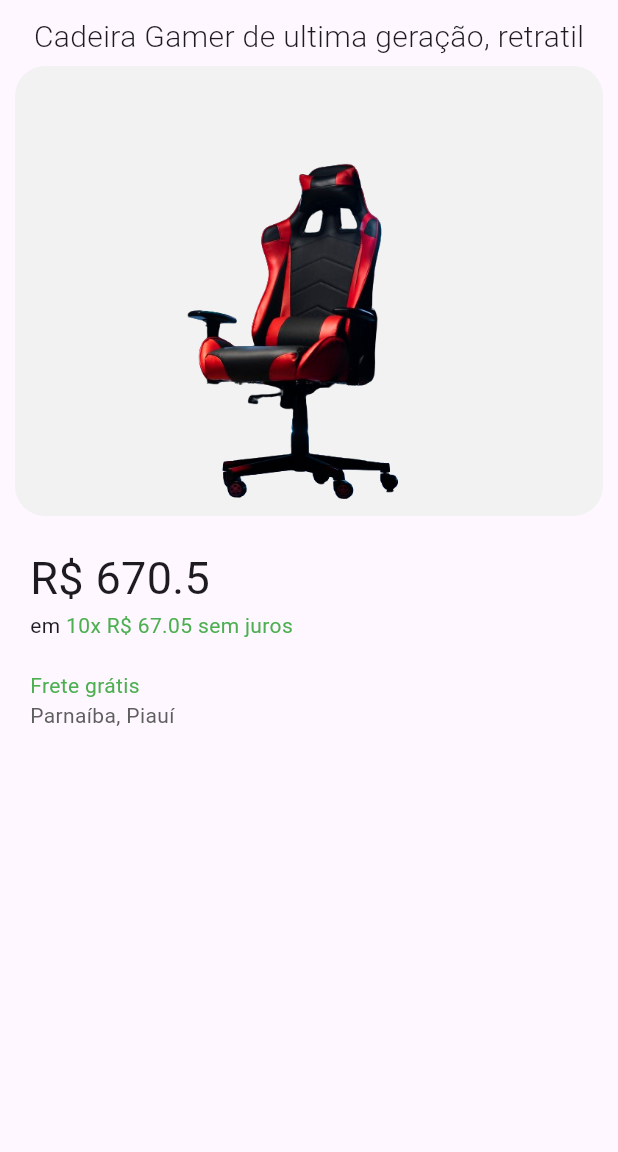
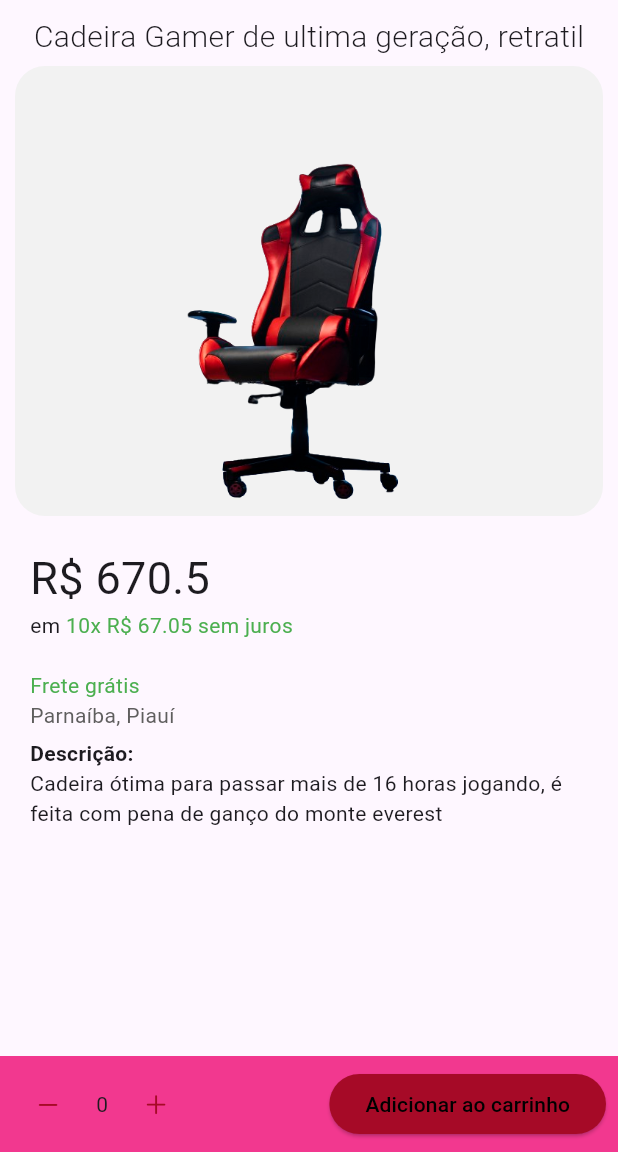
Before and after one commit to Johnl8n/Catalogo, a Flutter app: the screen it shows after launch, after a tap on "Cadeira Gamer de ultima geração, retrati", on a phone screen of 412 x 824 dp, the part 84-1236 px from its top. Run offline on Flutter 3.47's test engine with Material 3 defaults, Android fonts, the phone set to English and light mode, and no system bars.

Commit message:
carrinho

```diff
--- a/lib/views/homePage.dart
+++ b/lib/views/homePage.dart
@@ -43,7 +43,7 @@ class HomePage extends StatelessWidget {
                   Container(
                     alignment: Alignment.centerLeft,
                     margin: const EdgeInsets.symmetric(vertical: 20),
-                    child: const Text('Itens da Loja', style: TextStyle(fontWeight: FontWeight.bold, color: Color.fromRGBO(242, 56, 143, 10), fontSize: 20),),
+                    child: const Text('Itens da Loja Kitty', style: TextStyle(fontWeight: FontWeight.bold, color: Color.fromRGBO(242, 56, 143, 10), fontSize: 20),),
                   ),
                   Produtos(),
                 ],
--- a/lib/views/produtos.dart
+++ b/lib/views/produtos.dart
@@ -8,7 +8,7 @@ class Produtos extends StatelessWidget {
    Produtos({super.key});
 
     final List<ProdutoModel> listaProduto = [
-    ProdutoModel(nome: "Cadeira Gamer de ultima geração, retratil", quantidade: 4, preco: 670.50, descricao: "Cadeira boa para kikar em cima delaaa, ainnn", imagem: 'assets/item0.png', cidade: 'Parnaíba', estado: 'Piauí'),
+    ProdutoModel(nome: "Cadeira Gamer de ultima geração, retratil", quantidade: 4, preco: 670.50, descricao: "Cadeira ótima para passar mais de 16 horas jogando, é feita com pena de ganço do monte everest", imagem: 'assets/item0.png', cidade: 'Parnaíba', estado: 'Piauí'),
     ProdutoModel(nome: "Pc Gamer, ryzen 5 5600G, 16gb ram, RTX 3060", quantidade: 4, preco: 3500.50, descricao: "Roda de tudo, o bixo é bom", imagem: 'assets/item1.png', cidade: 'Parnaíba', estado: 'Piauí'),
     ProdutoModel(nome: "Teclado Gamer, switch azul, ABNT, RGB", quantidade: 4, preco: 210.20, descricao: "Teclado ótimo para jogos de fps", imagem: 'assets/item2.png', cidade: 'Parnaíba', estado: 'Piauí'),
     ProdutoModel(nome: "Mouse Gamer, Redragon RGB ajustável", quantidade: 4, preco: 150.30, descricao: "Mouse ótimo para jogos de fps", imagem: 'assets/item3.png', cidade: 'Parnaíba', estado: 'Piauí'),
--- a/lib/views/produtosDetalhes.dart
+++ b/lib/views/produtosDetalhes.dart
@@ -1,10 +1,32 @@
+import 'package:flutter/cupertino.dart';
 import 'package:flutter/material.dart';
+import 'package:flutter/widgets.dart';
 import 'package:listaprodutos/models/Produto.dart';
-class ProdutosDetalhes extends StatelessWidget {
+class ProdutosDetalhes extends StatefulWidget {
 
   final ProdutoModel produto;
 
+
   ProdutosDetalhes({required this.produto});
+
+  @override
+  State<ProdutosDetalhes> createState() => _ProdutosDetalhesState();
+}
+
+class _ProdutosDetalhesState extends State<ProdutosDetalhes> {
+
+  int _count = 0;
+
+  void _incrementar() {
+    setState(() {
+      _count ++;
+    });
+  }
+  void _decrementar() {
+    setState(() {
+      _count --;
+    });
+  }
 
   @override
   Widget build(BuildContext context) {
@@ -15,14 +37,17 @@ class ProdutosDetalhes extends StatelessWidget {
         backgroundColor: const Color.fromRGBO(242,56,143, 10),
       ),
       body: Container(
-        child: Padding(
+        child: Column(
+          mainAxisAlignment: MainAxisAlignment.spaceBetween,
+          children: [
+            Padding(
               padding: const EdgeInsets.all(10.0),
               child: Column(
                 children: [
                   Container(
                     child: Column(
                       children: [
-                    Text(produto.nome, style: const TextStyle(fontWeight: FontWeight.w300, fontSize: 20),),
+                        Text(widget.produto.nome, style: const TextStyle(fontWeight: FontWeight.w300, fontSize: 20),),
                       ],
                     ),
                   ),
@@ -37,7 +62,7 @@ class ProdutosDetalhes extends StatelessWidget {
                     child: Column(
                       mainAxisAlignment: MainAxisAlignment.center,
                       children: [
-                    Image.asset(produto.imagem, width: 200,)
+                        Image.asset(widget.produto.imagem, width: 200,)
                       ],
                     ),
                   ),
@@ -49,16 +74,20 @@ class ProdutosDetalhes extends StatelessWidget {
                         crossAxisAlignment: CrossAxisAlignment.start,
                         children: [
                           SizedBox(height: 5,),
-                      Text('R\$ ${produto.preco}', style: TextStyle(fontSize: 30, fontWeight: FontWeight.w400),),
+                          Text('R\$ ${widget.produto.preco}', style: TextStyle(fontSize: 30, fontWeight: FontWeight.w400),),
                           Row(
                             children: [
                               Text('em '),
-                          Text('10x R\$ ${(produto.preco / 10).toStringAsFixed(2)} sem juros', style: TextStyle(color: Colors.green),)
+                              Text('10x R\$ ${(widget.produto.preco / 10).toStringAsFixed(2)} sem juros', style: TextStyle(color: Colors.green),)
                             ],
                           ),
                           SizedBox(height: 20,),
                           Text('Frete grátis', style: TextStyle(color: Colors.green),),
-                      Text('${produto.cidade}, ${produto.estado}', style: TextStyle(color: const Color.fromARGB(255, 95, 94, 94)),),
+                          Text('${widget.produto.cidade}, ${widget.produto.estado}', style: TextStyle(color: const Color.fromARGB(255, 95, 94, 94)),),
+                          SizedBox(height: 5,),
+                          Text('Descrição: ', style: TextStyle(fontWeight: FontWeight.w700),),
+                          Text('${widget.produto.descricao}'),
+
                        ],
                       ),
                     ),
@@ -66,6 +95,92 @@ class ProdutosDetalhes extends StatelessWidget {
                 ],
               ),
             ),
+            Container(
+              decoration: BoxDecoration(
+                color: Color.fromRGBO(242,56,143, 10)
+              ),
+              child: Row(
+                mainAxisAlignment: MainAxisAlignment.spaceBetween,
+                     children: [
+                      Container(
+                        child: Row(
+                          children: [
+                          Container(
+                            decoration: BoxDecoration(
+                            borderRadius: BorderRadius.circular(20)
+                          ),
+                          child: Row(
+                            mainAxisAlignment: MainAxisAlignment.end,
+                            children: [
+                              TextButton(onPressed: (){
+                                _decrementar();
+                              },
+                              child: Icon(CupertinoIcons.minus, size: 18, color: Color.fromRGBO(166,10,39,10) ))
+                            ],
+                          ),
+                          ),
+                          Container(
+                            decoration: BoxDecoration(
+
+                            borderRadius: BorderRadius.circular(20)
+                          ),
+                          child: Row(
+                            mainAxisAlignment: MainAxisAlignment.end,
+                            children: [
+                              Text('$_count')
+                            ],
+                          ),
+                          ),
+                          Container(
+                          decoration: BoxDecoration(
+                            borderRadius: BorderRadius.circular(20)
+                          ),
+                          child: Row(
+                            mainAxisAlignment: MainAxisAlignment.end,
+                            children: [
+                              TextButton(onPressed: (){
+                                _incrementar();
+                              },
+                              child: Icon(CupertinoIcons.plus, size: 18, color: Color.fromRGBO(166,10,39,10),))
+                            ],
+                          ),
+                          ),
+                          ],
+                        ),
+                      ),
+                      Padding(
+                        padding: const EdgeInsets.all(8.0),
+                        child: Container(
+                          child: ElevatedButton(
+                            onPressed: (){
+                              showDialog(context: context, builder: (BuildContext context){
+                                return AlertDialog(
+                                  title: Text('Adicionar ao carrinho'),
+                                  content: Text('Adicionar $_count, ${widget.produto.nome}, ao carrinho'),
+                                  actions: [
+                                    TextButton(onPressed: (){
+                                      Navigator.of(context).pop();
+                                    },
+                                    child: Text('Cancelar', style: TextStyle(color: Colors.red),),),
+                                    TextButton(onPressed: (){
+                                      ScaffoldMessenger.of(context).showSnackBar(
+                                        SnackBar(content: Text('Produto adicionado ao carrinho'), duration: Duration(seconds: 2),)
+                                      );
+                                      Navigator.of(context).pop();
+                                    },
+                                    child: Text('Adicionar'),),
+                                  ],
+                                );
+                              },
+                            );
+                            },
+                            child: Text('Adicionar ao carrinho', style: TextStyle(color: Colors.black),), style: ButtonStyle(backgroundColor: MaterialStateProperty.all(const Color.fromRGBO(166,10,39,10))),),),
+                      ),
+                     ],
+              ),
+            ),
+          ],
+        ),
       ),
     );
   }
```
Lines whose indentation alone changed are shown as unchanged.
